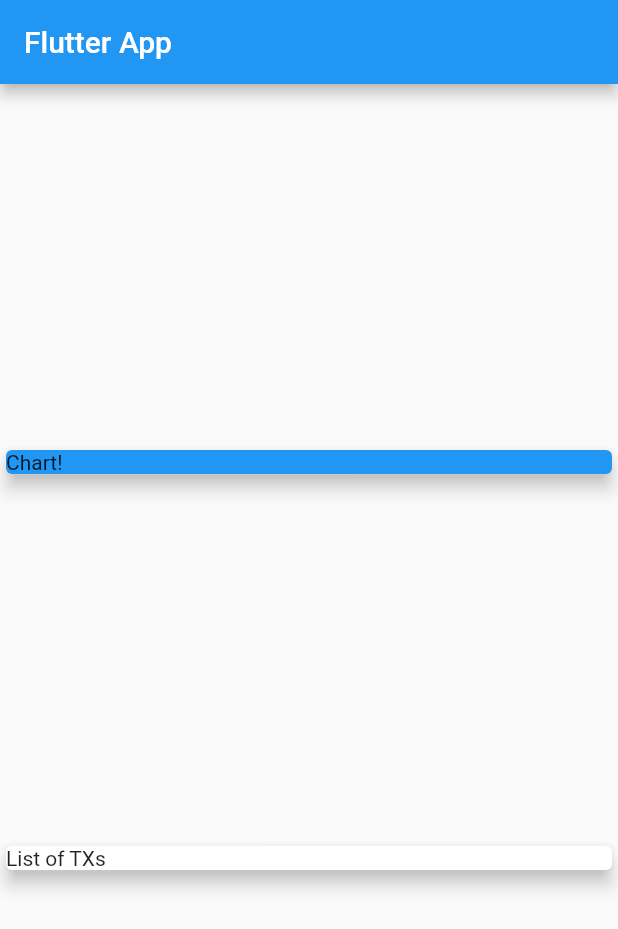
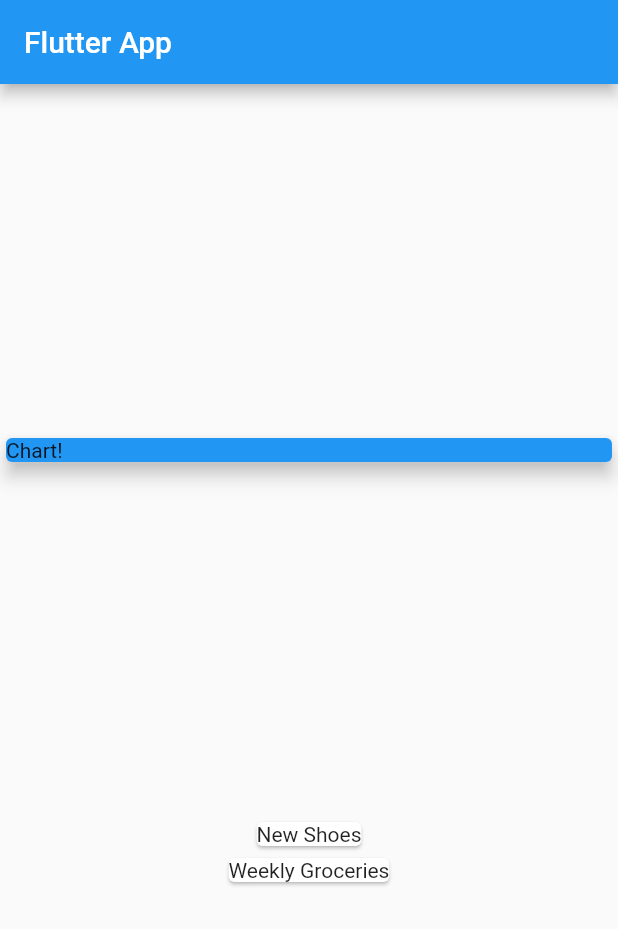
Before and after one commit to arielt/flutter_expense_planner, a Flutter app: the screen it shows after launch, on a phone screen of 412 x 824 dp. Shown: the top 929 px of the screen. Run offline on Flutter 3.47's test engine with Material 2 defaults, Android fonts, the light colour scheme and no system bars.

Commit message:
load transaction class and load transactions dynamically

```diff
--- a/lib/main.dart
+++ b/lib/main.dart
@@ -1,4 +1,6 @@
 import 'package:flutter/material.dart';
+
+import './transaction.dart';
 
 void main() => runApp(MyApp());
 
@@ -13,6 +15,13 @@ class MyApp extends StatelessWidget {
 }
 
 class MyHomePage extends StatelessWidget {
+  final List<Transaction> transactions = [
+    Transaction(
+        id: 't1', title: 'New Shoes', amount: 69.99, date: DateTime.now()),
+    Transaction(
+        id: 't2', title: 'Weekly Groceries', amount: 99.99, date: DateTime.now())
+  ];
+
   @override
   Widget build(BuildContext context) {
     return Scaffold(
@@ -30,7 +39,12 @@ class MyHomePage extends StatelessWidget {
                 child: Container(child: Text('Chart!'), width: double.infinity),
                 elevation: 5),
           ),
-          Card(child: Text('List of TXs'), elevation: 5)
+          Column(children: transactions.map((tx) {
+            return Card(
+              child: Text(tx.title)
+              );
+          }).toList(),
+          ),
         ],
       ),
     );
--- /dev/null
+++ b/lib/transaction.dart
@@ -0,0 +1,14 @@
+import 'package:flutter/foundation.dart';
+
+class Transaction {
+  String id;
+  String title;
+  double amount;
+  DateTime date;
+
+  Transaction({
+    @required this.id,
+    @required this.title,
+    @required this.amount,
+    @required this.date});
+}
```
